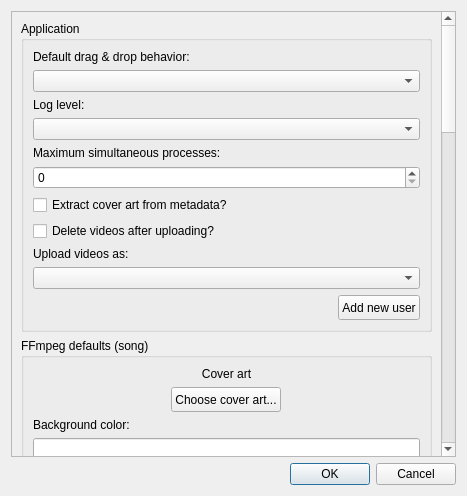
The window that ui/settingswindow.ui (7x11x13/songs-to-youtube) describes before a commit, drawn with Qt 5.
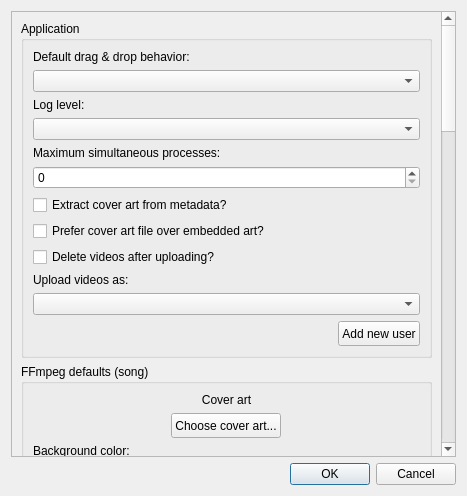
The same window after the commit. Custom widgets are drawn as their Qt base class.

Commit message: Search for cover art files when songs are added

What changed in the file:
```diff
--- a/ui/settingswindow.ui
+++ b/ui/settingswindow.ui
@@ -56,7 +56,7 @@
         <x>0</x>
         <y>0</y>
         <width>433</width>
-        <height>1701</height>
+        <height>1726</height>
        </rect>
       </property>
       <property name="sizePolicy">
@@ -140,6 +140,13 @@
             </property>
            </widget>
           </item>
+          <item>
+           <widget class="SettingCheckBox" name="preferCoverArtFile">
+            <property name="text">
+             <string>Prefer cover art file over embedded art?</string>
+            </property>
+           </widget>
+          </item>
           <item>
            <widget class="SettingCheckBox" name="deleteAfterUploading">
             <property name="text">
```
The commit also changes 4 other files.
